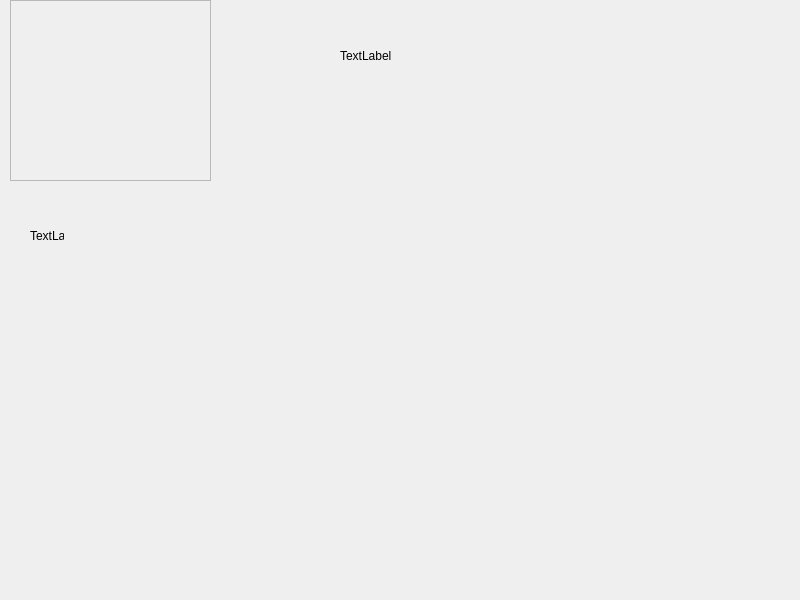
Qt form demo04_Frame/mywidget.ui (JamesWu9527/qt_study) before a commit.
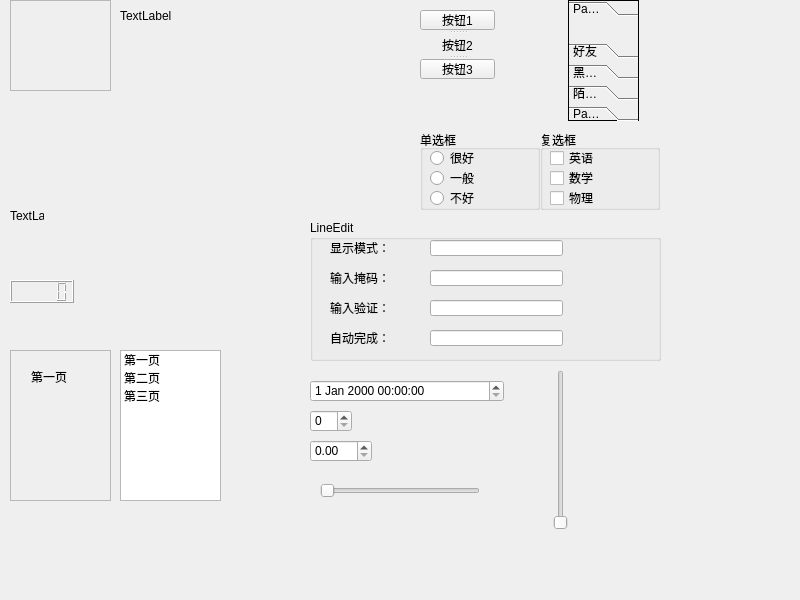
The same form after that commit. The open tabs and pages were chosen to show the change.

Patch:
```diff
--- a/demo04_Frame/mywidget.ui
+++ b/demo04_Frame/mywidget.ui
@@ -18,8 +18,8 @@
     <rect>
      <x>10</x>
      <y>0</y>
-     <width>201</width>
-     <height>181</height>
+     <width>101</width>
+     <height>91</height>
     </rect>
    </property>
    <property name="frameShape">
@@ -32,8 +32,8 @@
   <widget class="QLabel" name="label_test">
    <property name="geometry">
     <rect>
-     <x>30</x>
-     <y>230</y>
+     <x>10</x>
+     <y>210</y>
      <width>34</width>
      <height>12</height>
     </rect>
@@ -45,8 +45,8 @@
   <widget class="QLabel" name="label_png">
    <property name="geometry">
     <rect>
-     <x>340</x>
-     <y>50</y>
+     <x>120</x>
+     <y>10</y>
      <width>54</width>
      <height>12</height>
     </rect>
@@ -55,6 +55,458 @@
     <string>TextLabel</string>
    </property>
   </widget>
+  <widget class="QLCDNumber" name="lcdNumber">
+   <property name="geometry">
+    <rect>
+     <x>10</x>
+     <y>280</y>
+     <width>64</width>
+     <height>23</height>
+    </rect>
+   </property>
+  </widget>
+  <widget class="QStackedWidget" name="stackedWidget">
+   <property name="geometry">
+    <rect>
+     <x>10</x>
+     <y>350</y>
+     <width>101</width>
+     <height>151</height>
+    </rect>
+   </property>
+   <property name="frameShape">
+    <enum>QFrame::StyledPanel</enum>
+   </property>
+   <property name="currentIndex">
+    <number>0</number>
+   </property>
+   <widget class="QWidget" name="page">
+    <widget class="QLabel" name="label">
+     <property name="geometry">
+      <rect>
+       <x>20</x>
+       <y>20</y>
+       <width>54</width>
+       <height>12</height>
+      </rect>
+     </property>
+     <property name="text">
+      <string>第一页</string>
+     </property>
+    </widget>
+   </widget>
+   <widget class="QWidget" name="page_2">
+    <widget class="QLabel" name="label_2">
+     <property name="geometry">
+      <rect>
+       <x>20</x>
+       <y>30</y>
+       <width>54</width>
+       <height>12</height>
+      </rect>
+     </property>
+     <property name="text">
+      <string>第二页</string>
+     </property>
+    </widget>
+   </widget>
+   <widget class="QWidget" name="page_3">
+    <widget class="QLabel" name="label_3">
+     <property name="geometry">
+      <rect>
+       <x>30</x>
+       <y>50</y>
+       <width>54</width>
+       <height>12</height>
+      </rect>
+     </property>
+     <property name="text">
+      <string>第三页</string>
+     </property>
+    </widget>
+   </widget>
+  </widget>
+  <widget class="QListWidget" name="listWidget">
+   <property name="geometry">
+    <rect>
+     <x>120</x>
+     <y>350</y>
+     <width>101</width>
+     <height>151</height>
+    </rect>
+   </property>
+   <item>
+    <property name="text">
+     <string>第一页</string>
+    </property>
+   </item>
+   <item>
+    <property name="text">
+     <string>第二页</string>
+    </property>
+   </item>
+   <item>
+    <property name="text">
+     <string>第三页</string>
+    </property>
+   </item>
+  </widget>
+  <widget class="QToolBox" name="toolBox">
+   <property name="geometry">
+    <rect>
+     <x>568</x>
+     <y>0</y>
+     <width>71</width>
+     <height>121</height>
+    </rect>
+   </property>
+   <property name="frameShape">
+    <enum>QFrame::Box</enum>
+   </property>
+   <property name="currentIndex">
+    <number>3</number>
+   </property>
+   <widget class="QWidget" name="page_4">
+    <property name="geometry">
+     <rect>
+      <x>0</x>
+      <y>0</y>
+      <width>52</width>
+      <height>16</height>
+     </rect>
+    </property>
+    <attribute name="label">
+     <string>Page 1</string>
+    </attribute>
+   </widget>
+   <widget class="QWidget" name="page_7">
+    <attribute name="label">
+     <string>好友</string>
+    </attribute>
+   </widget>
+   <widget class="QWidget" name="page_8">
+    <attribute name="label">
+     <string>黑名单</string>
+    </attribute>
+   </widget>
+   <widget class="QWidget" name="page_6">
+    <attribute name="label">
+     <string>陌生人</string>
+    </attribute>
+   </widget>
+   <widget class="QWidget" name="page_5">
+    <property name="geometry">
+     <rect>
+      <x>0</x>
+      <y>0</y>
+      <width>52</width>
+      <height>16</height>
+     </rect>
+    </property>
+    <attribute name="label">
+     <string>Page 2</string>
+    </attribute>
+   </widget>
+  </widget>
+  <widget class="QGroupBox" name="groupBox">
+   <property name="geometry">
+    <rect>
+     <x>540</x>
+     <y>130</y>
+     <width>120</width>
+     <height>80</height>
+    </rect>
+   </property>
+   <property name="title">
+    <string>复选框</string>
+   </property>
+   <widget class="QCheckBox" name="checkBox">
+    <property name="geometry">
+     <rect>
+      <x>10</x>
+      <y>20</y>
+      <width>71</width>
+      <height>16</height>
+     </rect>
+    </property>
+    <property name="text">
+     <string>英语</string>
+    </property>
+   </widget>
+   <widget class="QCheckBox" name="checkBox_2">
+    <property name="geometry">
+     <rect>
+      <x>10</x>
+      <y>40</y>
+      <width>71</width>
+      <height>16</height>
+     </rect>
+    </property>
+    <property name="text">
+     <string>数学</string>
+    </property>
+   </widget>
+   <widget class="QCheckBox" name="checkBox_3">
+    <property name="geometry">
+     <rect>
+      <x>10</x>
+      <y>60</y>
+      <width>71</width>
+      <height>16</height>
+     </rect>
+    </property>
+    <property name="text">
+     <string>物理</string>
+    </property>
+   </widget>
+  </widget>
+  <widget class="QGroupBox" name="groupBox_2">
+   <property name="geometry">
+    <rect>
+     <x>420</x>
+     <y>130</y>
+     <width>120</width>
+     <height>80</height>
+    </rect>
+   </property>
+   <property name="title">
+    <string>单选框</string>
+   </property>
+   <widget class="QRadioButton" name="radioButton">
+    <property name="geometry">
+     <rect>
+      <x>10</x>
+      <y>20</y>
+      <width>89</width>
+      <height>16</height>
+     </rect>
+    </property>
+    <property name="text">
+     <string>很好</string>
+    </property>
+   </widget>
+   <widget class="QRadioButton" name="radioButton_2">
+    <property name="geometry">
+     <rect>
+      <x>10</x>
+      <y>40</y>
+      <width>89</width>
+      <height>16</height>
+     </rect>
+    </property>
+    <property name="text">
+     <string>一般</string>
+    </property>
+   </widget>
+   <widget class="QRadioButton" name="radioButton_3">
+    <property name="geometry">
+     <rect>
+      <x>10</x>
+      <y>60</y>
+      <width>89</width>
+      <height>16</height>
+     </rect>
+    </property>
+    <property name="text">
+     <string>不好</string>
+    </property>
+   </widget>
+  </widget>
+  <widget class="QGroupBox" name="groupBox_3">
+   <property name="geometry">
+    <rect>
+     <x>310</x>
+     <y>220</y>
+     <width>351</width>
+     <height>141</height>
+    </rect>
+   </property>
+   <property name="title">
+    <string>LineEdit</string>
+   </property>
+   <widget class="QLineEdit" name="lineEdit4">
+    <property name="geometry">
+     <rect>
+      <x>120</x>
+      <y>110</y>
+      <width>133</width>
+      <height>16</height>
+     </rect>
+    </property>
+   </widget>
+   <widget class="QLabel" name="label_4">
+    <property name="geometry">
+     <rect>
+      <x>20</x>
+      <y>20</y>
+      <width>81</width>
+      <height>16</height>
+     </rect>
+    </property>
+    <property name="text">
+     <string>显示模式：</string>
+    </property>
+   </widget>
+   <widget class="QLabel" name="label_5">
+    <property name="geometry">
+     <rect>
+      <x>20</x>
+      <y>50</y>
+      <width>81</width>
+      <height>16</height>
+     </rect>
+    </property>
+    <property name="text">
+     <string>输入掩码：</string>
+    </property>
+   </widget>
+   <widget class="QLineEdit" name="lineEdit3">
+    <property name="geometry">
+     <rect>
+      <x>120</x>
+      <y>80</y>
+      <width>133</width>
+      <height>16</height>
+     </rect>
+    </property>
+   </widget>
+   <widget class="QLabel" name="label_6">
+    <property name="geometry">
+     <rect>
+      <x>20</x>
+      <y>80</y>
+      <width>81</width>
+      <height>16</height>
+     </rect>
+    </property>
+    <property name="text">
+     <string>输入验证：</string>
+    </property>
+   </widget>
+   <widget class="QLineEdit" name="lineEdit2">
+    <property name="geometry">
+     <rect>
+      <x>120</x>
+      <y>50</y>
+      <width>133</width>
+      <height>16</height>
+     </rect>
+    </property>
+   </widget>
+   <widget class="QLabel" name="label_7">
+    <property name="geometry">
+     <rect>
+      <x>20</x>
+      <y>110</y>
+      <width>81</width>
+      <height>16</height>
+     </rect>
+    </property>
+    <property name="text">
+     <string>自动完成：</string>
+    </property>
+   </widget>
+   <widget class="QLineEdit" name="lineEdit1">
+    <property name="geometry">
+     <rect>
+      <x>120</x>
+      <y>20</y>
+      <width>133</width>
+      <height>16</height>
+     </rect>
+    </property>
+   </widget>
+  </widget>
+  <widget class="QDateTimeEdit" name="dateTimeEdit">
+   <property name="geometry">
+    <rect>
+     <x>310</x>
+     <y>380</y>
+     <width>194</width>
+     <height>22</height>
+    </rect>
+   </property>
+  </widget>
+  <widget class="QSpinBox" name="spinBox">
+   <property name="geometry">
+    <rect>
+     <x>310</x>
+     <y>410</y>
+     <width>42</width>
+     <height>22</height>
+    </rect>
+   </property>
+  </widget>
+  <widget class="QDoubleSpinBox" name="doubleSpinBox">
+   <property name="geometry">
+    <rect>
+     <x>310</x>
+     <y>440</y>
+     <width>62</width>
+     <height>22</height>
+    </rect>
+   </property>
+  </widget>
+  <widget class="QSlider" name="horizontalSlider">
+   <property name="geometry">
+    <rect>
+     <x>320</x>
+     <y>480</y>
+     <width>160</width>
+     <height>22</height>
+    </rect>
+   </property>
+   <property name="orientation">
+    <enum>Qt::Horizontal</enum>
+   </property>
+  </widget>
+  <widget class="QSlider" name="verticalSlider">
+   <property name="geometry">
+    <rect>
+     <x>550</x>
+     <y>370</y>
+     <width>22</width>
+     <height>160</height>
+    </rect>
+   </property>
+   <property name="orientation">
+    <enum>Qt::Vertical</enum>
+   </property>
+  </widget>
+  <widget class="QSplitter" name="splitter">
+   <property name="geometry">
+    <rect>
+     <x>420</x>
+     <y>10</y>
+     <width>75</width>
+     <height>69</height>
+    </rect>
+   </property>
+   <property name="orientation">
+    <enum>Qt::Vertical</enum>
+   </property>
+   <widget class="QPushButton" name="pushBtn1">
+    <property name="text">
+     <string>按钮1</string>
+    </property>
+    <property name="checkable">
+     <bool>true</bool>
+    </property>
+   </widget>
+   <widget class="QPushButton" name="pushBtn2">
+    <property name="text">
+     <string>按钮2</string>
+    </property>
+    <property name="flat">
+     <bool>true</bool>
+    </property>
+   </widget>
+   <widget class="QPushButton" name="pushBtn3">
+    <property name="text">
+     <string>按钮3</string>
+    </property>
+   </widget>
+  </widget>
  </widget>
  <resources/>
  <connections/>
```
Left out of the diff: 19 changed lines with no effect on the pictures.
